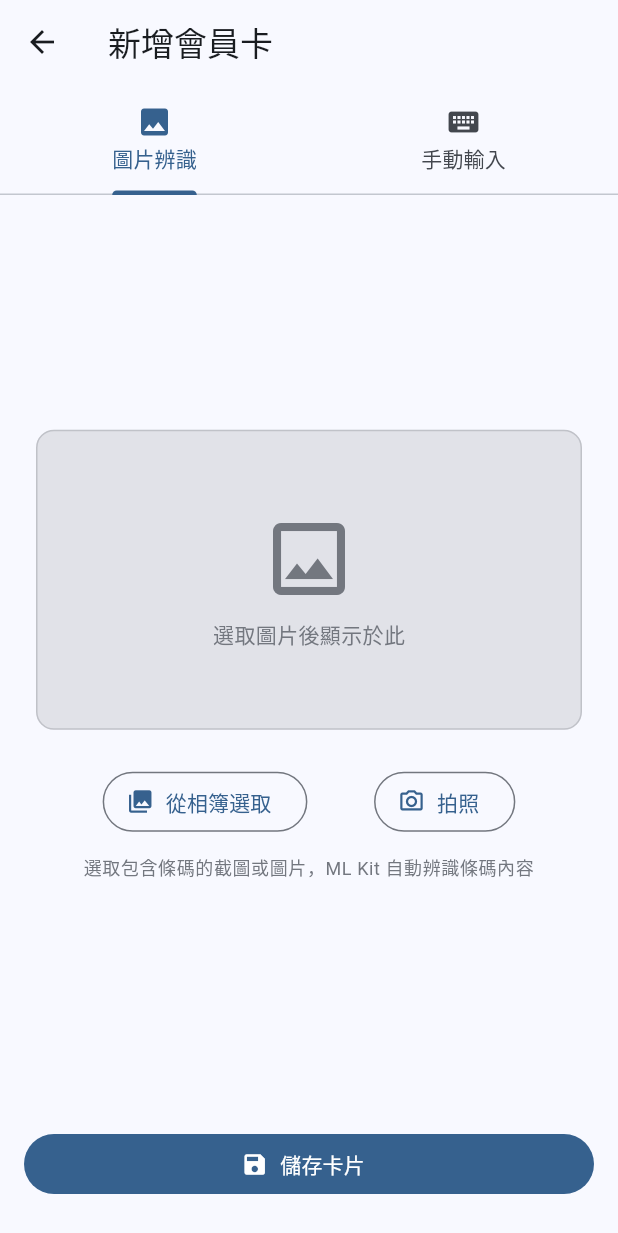
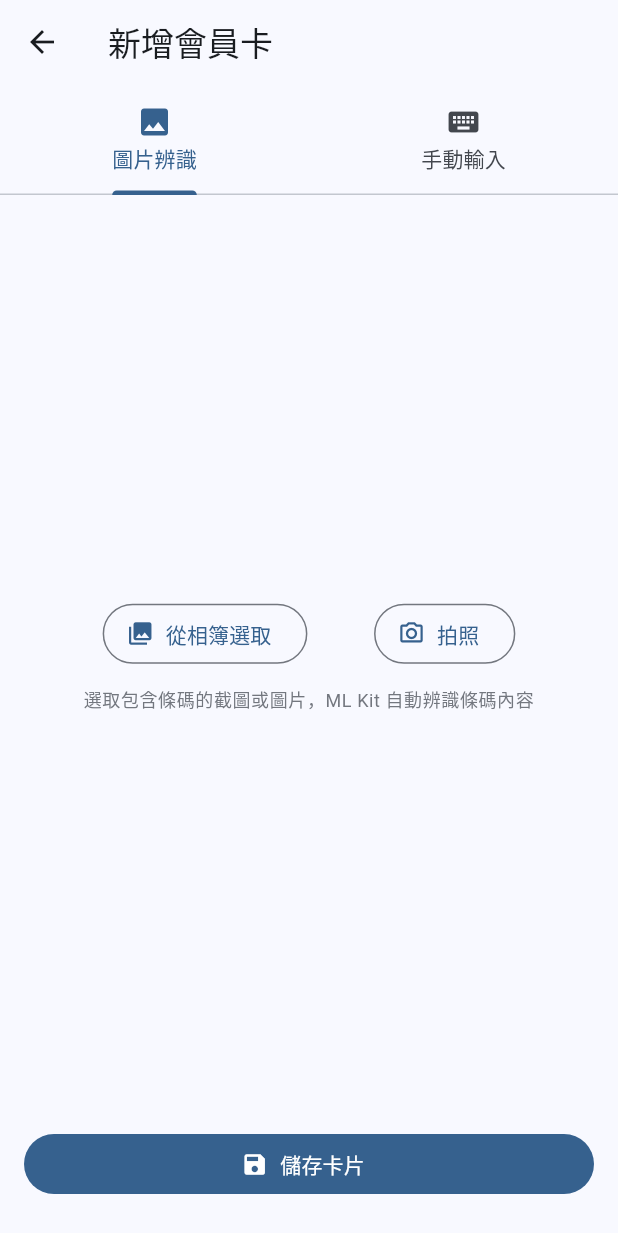
Before and after one commit to DdouWill/smartcard, a Flutter app: the screen it shows after launch, after a tap on "新增會員卡", on a phone screen of 412 x 824 dp. Shown: the top 1233 px of the screen. Run offline on Flutter 3.47's test engine with Material 3 defaults, Android fonts, the phone set to English and light mode, and no system bars; our stand-ins replace barcode_widget, file_picker, flutter_secure_storage, geolocator, hive, hive_flutter and 5 more; missing offline and left inert: home_widget, mobile_scanner, network_info_plus, pointycastle; accounts and stored records are empty.

Commit message:
feat: remove image preview placeholder from image scan tab
Keep only the pick-image buttons and recognition result area.

```diff
--- a/lib/screens/add_card_screen.dart
+++ b/lib/screens/add_card_screen.dart
@@ -184,37 +184,6 @@ class _AddCardScreenState extends State<AddCardScreen>
       child: Column(
         mainAxisAlignment: MainAxisAlignment.center,
         children: [
-          // 圖片預覽佔位
-          Container(
-            width: double.infinity,
-            height: 200,
-            decoration: BoxDecoration(
-              color: Theme.of(context).colorScheme.surfaceContainerHighest,
-              borderRadius: BorderRadius.circular(12),
-              border: Border.all(
-                color:
-                    Theme.of(context).colorScheme.outline.withOpacity( 0.3),
-              ),
-            ),
-            child: Column(
-              mainAxisAlignment: MainAxisAlignment.center,
-              children: [
-                Icon(
-                  Icons.image_outlined,
-                  size: 64,
-                  color: Theme.of(context).colorScheme.outline,
-                ),
-                const SizedBox(height: 8),
-                Text(
-                  '選取圖片後顯示於此',
-                  style: TextStyle(
-                    color: Theme.of(context).colorScheme.outline,
-                  ),
-                ),
-              ],
-            ),
-          ),
-          const SizedBox(height: 24),
           Row(
             mainAxisAlignment: MainAxisAlignment.spaceEvenly,
             children: [
```
